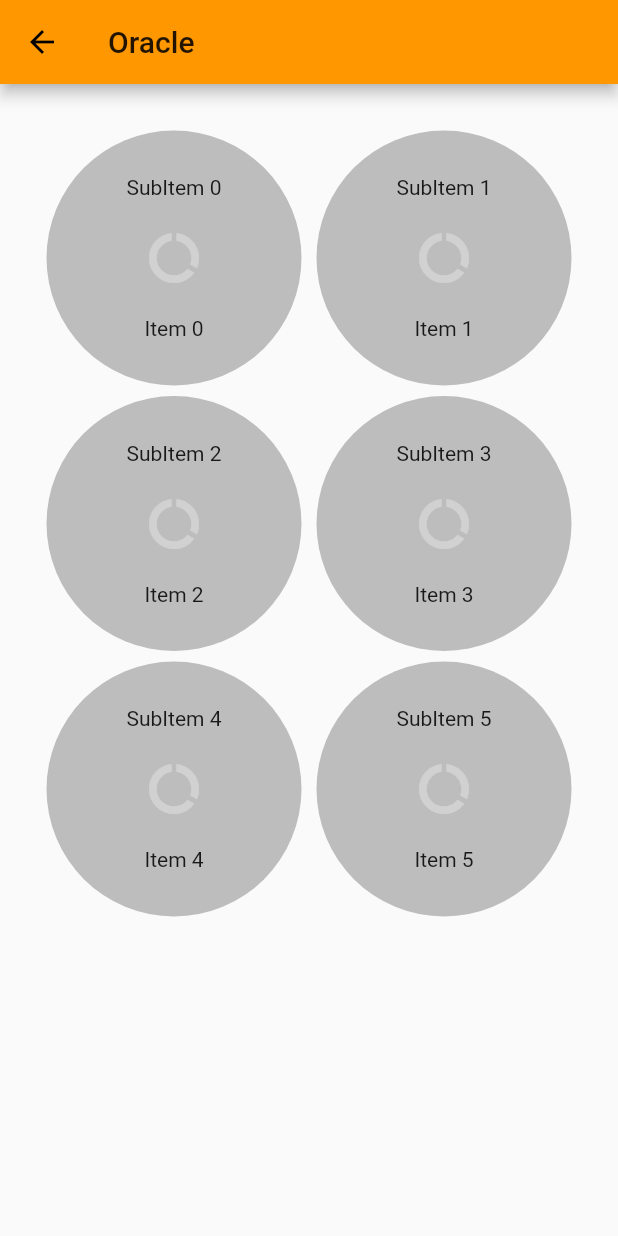
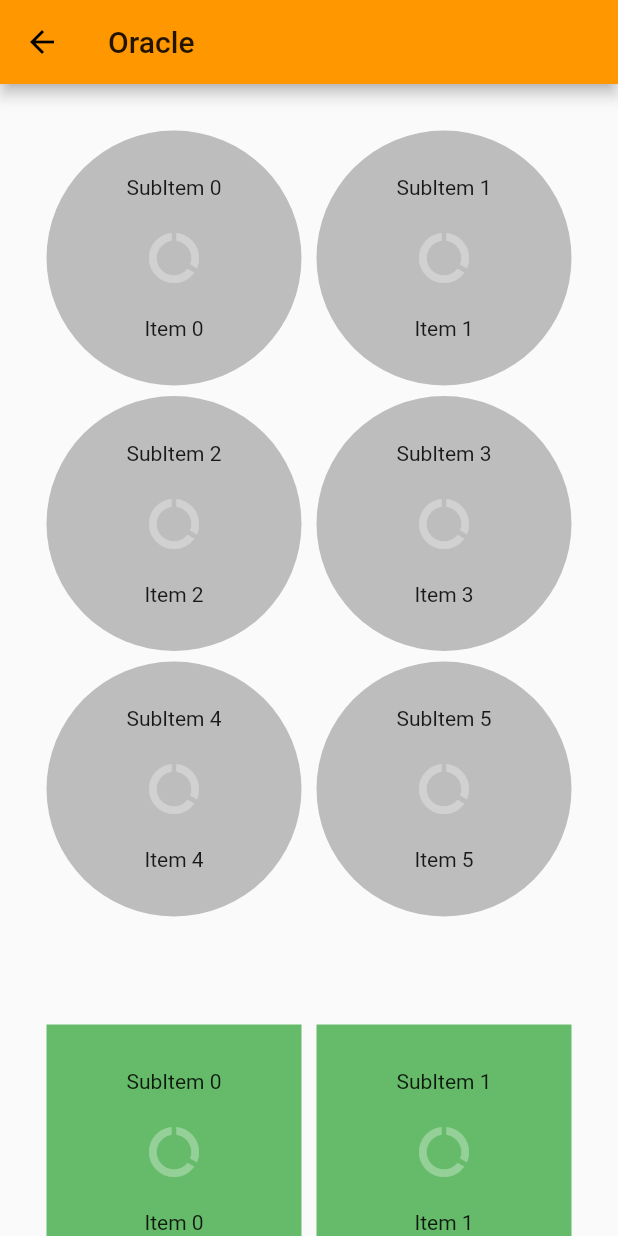
Before and after one commit to michellhornung/monitor, a Flutter app: the Oracle screen opened directly, on a phone screen of 412 x 824 dp. Run offline on Flutter 3.47's test engine with Material 2 defaults, Android fonts, the phone set to English and light mode, and no system bars.

Commit message:
Oracle view.

```diff
--- a/lib/pages/oracle.dart
+++ b/lib/pages/oracle.dart
@@ -12,8 +12,15 @@ class _OracleState extends State<Oracle> {
       appBar: AppBar(
         title: Text('Oracle'),
       ),
-      body: Container(
+      body: SingleChildScrollView(
+        child: Column(
+          mainAxisAlignment: MainAxisAlignment.spaceBetween,
+          mainAxisSize: MainAxisSize.max,
+          crossAxisAlignment: CrossAxisAlignment.center,
+          children: <Widget>[
+            Container(
               child: GridView.count(
+                  shrinkWrap: true,
                   crossAxisCount: 2,
                   crossAxisSpacing: 8.0,
                   mainAxisSpacing: 5.0,
@@ -43,6 +50,44 @@ class _OracleState extends State<Oracle> {
                     );
                   })),
             ),
+            SizedBox(
+              height: 10.0,
+            ),
+            Container(
+              child: GridView.count(
+                  shrinkWrap: true,
+                  crossAxisCount: 2,
+                  crossAxisSpacing: 8.0,
+                  mainAxisSpacing: 5.0,
+                  padding: EdgeInsets.all(30.0),
+                  children: List.generate(2, (index) {
+                    return Container(
+                      padding: EdgeInsets.all(30.0),
+                      child: Center(
+                        child: GridTile(
+                          footer: Text(
+                            'Item $index',
+                            textAlign: TextAlign.center,
+                          ),
+                          header: Text(
+                            'SubItem $index',
+                            textAlign: TextAlign.center,
+                          ),
+                          child: Icon(Icons.data_usage,
+                              size: 40.0, color: Colors.white30),
+                        ),
+                      ),
+                      decoration: BoxDecoration(
+                        color: Colors.green[400],
+                        //borderRadius: BorderRadius.circular(200.0),
+                      ),
+                      margin: EdgeInsets.all(1.0),
+                    );
+                  })),
+            ),
+          ],
+        ),
+      ),
     );
   }
 }
```
Lines whose indentation alone changed are shown as unchanged.
